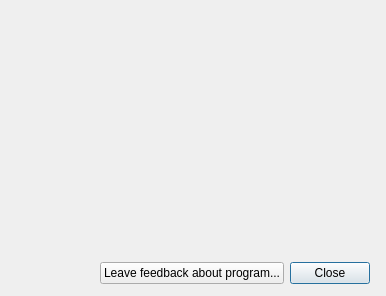
The window that src/loader/aboutbox.ui (silvansky/Contacts) describes before a commit, drawn with Qt 5.
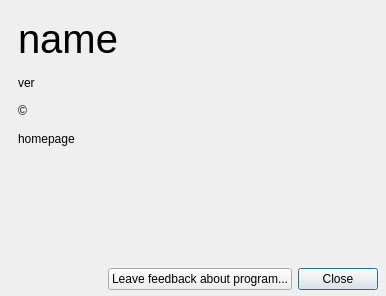
The same window after the commit.

Commit message: Лого с бетой в окне входа и в окне о программе.

What changed in the file:
```diff
--- a/src/loader/aboutbox.ui
+++ b/src/loader/aboutbox.ui
@@ -30,13 +30,24 @@
     <number>18</number>
    </property>
    <property name="topMargin">
-    <number>16</number>
+    <number>6</number>
    </property>
    <property name="rightMargin">
-    <number>16</number>
+    <number>8</number>
    </property>
    <property name="bottomMargin">
-    <number>12</number>
+    <number>6</number>
+   </property>
+   <item>
+    <layout class="QVBoxLayout" name="verticalLayout_2">
+     <property name="spacing">
+      <number>14</number>
+     </property>
+     <property name="topMargin">
+      <number>10</number>
+     </property>
+     <property name="rightMargin">
+      <number>10</number>
    </property>
    <item>
     <widget class="QLabel" name="lblName">
@@ -45,6 +56,9 @@
        <pointsize>30</pointsize>
       </font>
      </property>
+       <property name="text">
+        <string>name</string>
+       </property>
     </widget>
    </item>
    <item>
@@ -56,19 +70,15 @@
       </sizepolicy>
      </property>
      <property name="text">
-      <string notr="true"/>
-     </property>
-    </widget>
-   </item>
-   <item>
-    <widget class="QLabel" name="lblHomePage">
-     <property name="scaledContents">
-      <bool>false</bool>
+        <string notr="true">ver</string>
      </property>
     </widget>
    </item>
    <item>
     <widget class="QLabel" name="lblCopyright">
+       <property name="text">
+        <string>©</string>
+       </property>
      <property name="textFormat">
       <enum>Qt::RichText</enum>
      </property>
@@ -77,13 +87,26 @@
      </property>
     </widget>
    </item>
+     <item>
+      <widget class="QLabel" name="lblHomePage">
+       <property name="text">
+        <string>homepage</string>
+       </property>
+       <property name="textFormat">
+        <enum>Qt::RichText</enum>
+       </property>
+       <property name="scaledContents">
+        <bool>false</bool>
+       </property>
+      </widget>
+     </item>
    <item>
     <spacer name="verticalSpacer">
      <property name="orientation">
       <enum>Qt::Vertical</enum>
      </property>
      <property name="sizeType">
-      <enum>QSizePolicy::Preferred</enum>
+        <enum>QSizePolicy::Expanding</enum>
      </property>
      <property name="sizeHint" stdset="0">
       <size>
@@ -92,6 +115,8 @@
       </size>
      </property>
     </spacer>
+     </item>
+    </layout>
    </item>
    <item>
     <layout class="QHBoxLayout" name="horizontalLayout_2">
```
Lines whose indentation alone changed are shown as unchanged. The commit also changes 3 other files.
